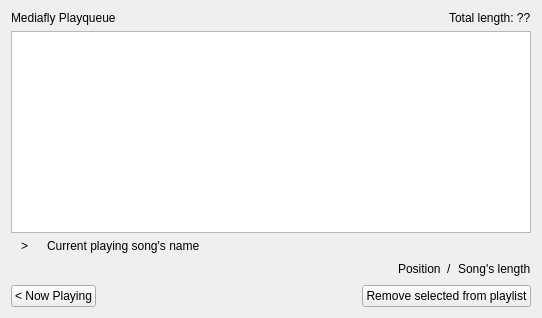
The window that mediaflyplayer/forms/MediaflyPlayqueue.ui (tex/mediafly) describes before a commit, drawn with Qt 5.
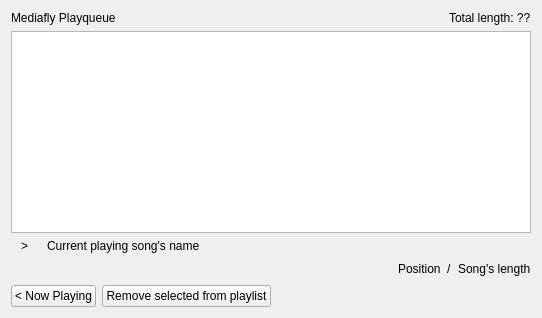
The same window after the commit. Custom widgets are drawn as their Qt base class.

Commit message:
Move 'Remove selected from playlist' bitton more to the left.
When hitting 'Playqueue' button in the Play screen this
button ('Remove selected...') appears exactly on the same place
as is 'Playqueue' button.

This may lead to deleting a song when user mistakely hits the
button two times...

The edit to the form file:
```diff
--- a/mediaflyplayer/forms/MediaflyPlayqueue.ui
+++ b/mediaflyplayer/forms/MediaflyPlayqueue.ui
@@ -143,13 +143,6 @@
     </widget>
    </item>
    <item row="5" column="2" >
-    <widget class="QPushButton" name="m_removeButton" >
-     <property name="text" >
-      <string>Remove selected from playlist</string>
-     </property>
-    </widget>
-   </item>
-   <item row="5" column="1" >
     <spacer name="horizontalSpacer_2" >
      <property name="orientation" >
       <enum>Qt::Horizontal</enum>
@@ -162,6 +155,13 @@
      </property>
     </spacer>
    </item>
+   <item row="5" column="1" >
+    <widget class="QPushButton" name="m_removeButton" >
+     <property name="text" >
+      <string>Remove selected from playlist</string>
+     </property>
+    </widget>
+   </item>
   </layout>
  </widget>
  <customwidgets>
```
Left out of the diff: 8 changed lines with no effect on the pictures.
